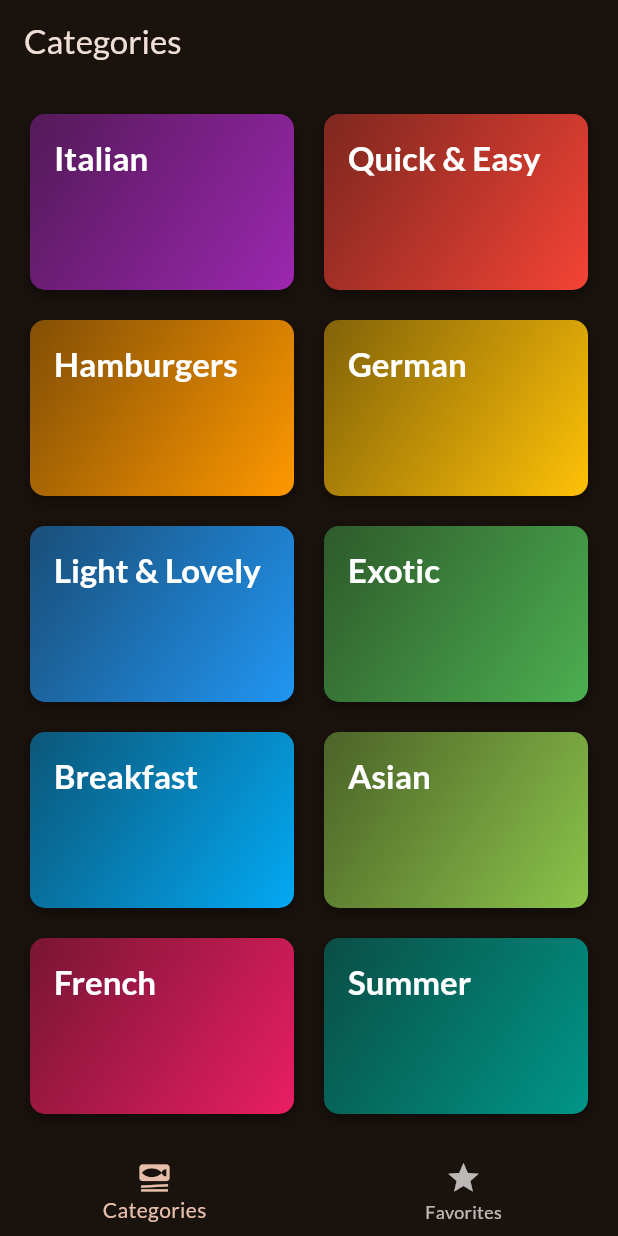
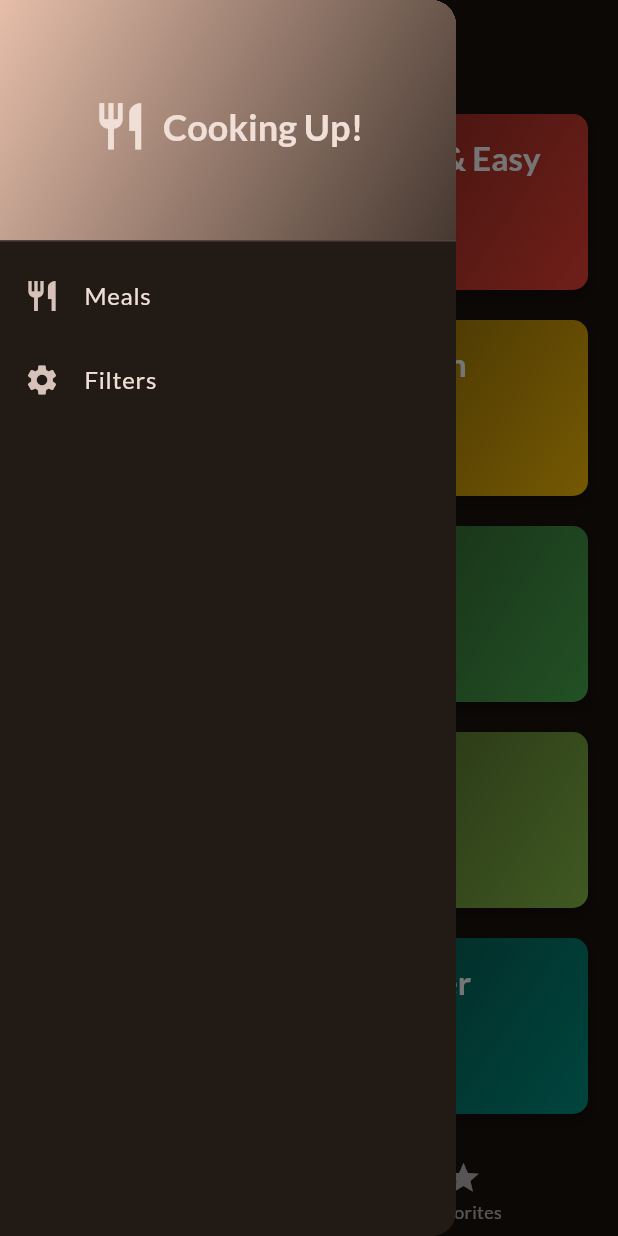
Before and after one commit to ranaahmed786/flutter_meals_app, a Flutter app: the screen it shows after launch, with the side drawer open (before the commit the screen has no drawer), on a phone screen of 412 x 824 dp. Run offline on Flutter 3.47's test engine with Material 3 defaults, Android fonts, the phone set to English and light mode, and no system bars; our stand-ins replace google_fonts, transparent_image.

Commit message:
Filter functionality added , the mobile app is not completed and tested for bugs ready to go

```diff
--- a/lib/data/categories_data.dart
+++ b/lib/data/categories_data.dart
@@ -138,11 +138,7 @@ const dummyMeals = [
   ),
   Meal(
     id: 'm5',
-    categories: [
-      'c2'
-          'c5',
-      'c10',
-    ],
+    categories: ['c2', 'c5', 'c10'],
     title: 'Salad with Smoked Salmon',
     affordability: Affordability.luxurious,
     complexity: Complexity.simple,
--- a/lib/screens/categories_screen.dart
+++ b/lib/screens/categories_screen.dart
@@ -1,17 +1,35 @@
 import 'package:flutter/material.dart';
 import 'package:flutter_meals_app/models/category.dart';
+import 'package:flutter_meals_app/screens/filters_screen.dart';
 import 'package:flutter_meals_app/widgets/category_card.dart';
 import 'package:flutter_meals_app/data/categories_data.dart';
 import 'package:flutter_meals_app/screens/meals_screen.dart';
 import 'package:flutter_meals_app/models/meals.dart';
 
 class CategoriesScreen extends StatelessWidget {
-  const CategoriesScreen({super.key, required this.onMealSelected});
+  const CategoriesScreen({
+    super.key,
+    required this.onMealSelected,
+    required this.filters,
+  });
   final void Function(Meal meal) onMealSelected;
+  final Map<Filter, bool> filters;
 
   void _onCategorySelected(BuildContext context, Category category) {
     final filteredList = dummyMeals.where((meal) {
-      return meal.categories.contains(category.id);
+      if (meal.categories.contains(category.id)) {
+        if (filters[Filter.glutenFree]! && !meal.isGlutenFree) {
+          return false;
+        } else if (filters[Filter.lactoseFree]! && !meal.isLactoseFree) {
+          return false;
+        } else if (filters[Filter.vegetarian]! && !meal.isVegetarian) {
+          return false;
+        } else if (filters[Filter.vegan]! && !meal.isVegan) {
+          return false;
+        }
+        return true;
+      }
+      return false;
     }).toList();
     Navigator.push(
       context,
--- /dev/null
+++ b/lib/screens/filters_screen.dart
@@ -0,0 +1,96 @@
+import 'package:flutter/material.dart';
+
+enum Filter { glutenFree, lactoseFree, vegetarian, vegan }
+
+class FiltersScreen extends StatefulWidget {
+  const FiltersScreen({super.key, this.currentFilters});
+  final Map<Filter, bool>? currentFilters;
+
+  @override
+  State<FiltersScreen> createState() => _FiltersScreenState();
+}
+
+class _FiltersScreenState extends State<FiltersScreen> {
+  Map<Filter, bool> filters = {
+    Filter.glutenFree: false,
+    Filter.lactoseFree: false,
+    Filter.vegetarian: false,
+    Filter.vegan: false,
+  };
+
+  @override
+  void initState() {
+    super.initState();
+    filters =
+        widget.currentFilters ??
+        {
+          Filter.glutenFree: false,
+          Filter.lactoseFree: false,
+          Filter.vegetarian: false,
+          Filter.vegan: false,
+        };
+  }
+
+  @override
+  Widget build(BuildContext context) {
+    return Scaffold(
+      appBar: AppBar(title: Text('Your Filters')),
+      body: PopScope(
+        canPop: false,
+        onPopInvokedWithResult: (bool didPop, dynamic result) {
+          if (didPop) return;
+          Navigator.of(context).pop({
+            Filter.glutenFree: filters[Filter.glutenFree]!,
+            Filter.lactoseFree: filters[Filter.lactoseFree]!,
+            Filter.vegetarian: filters[Filter.vegetarian]!,
+            Filter.vegan: filters[Filter.vegan]!,
+          });
+        },
+        child: Column(
+          children: [
+            SwitchListTile(
+              value: filters[Filter.glutenFree]!,
+              onChanged: (newValue) {
+                setState(() {
+                  filters[Filter.glutenFree] = newValue;
+                });
+              },
+              title: Text('Gluten-Free'),
+              subtitle: Text('Only include gluten-free meals.'),
+            ),
+            SwitchListTile(
+              value: filters[Filter.lactoseFree]!,
+              onChanged: (newValue) {
+                setState(() {
+                  filters[Filter.lactoseFree] = newValue;
+                });
+              },
+              title: Text('Lactose-Free'),
+              subtitle: Text('Only include lactose-free meals.'),
+            ),
+            SwitchListTile(
+              value: filters[Filter.vegetarian]!,
+              onChanged: (newValue) {
+                setState(() {
+                  filters[Filter.vegetarian] = newValue;
+                });
+              },
+              title: Text('Vegetarian'),
+              subtitle: Text('Only include vegetarian meals.'),
+            ),
+            SwitchListTile(
+              value: filters[Filter.vegan]!,
+              onChanged: (newValue) {
+                setState(() {
+                  filters[Filter.vegan] = newValue;
+                });
+              },
+              title: Text('Vegan'),
+              subtitle: Text('Only include vegan meals.'),
+            ),
+          ],
+        ),
+      ),
+    );
+  }
+}
--- a/lib/screens/tapbar_screen.dart
+++ b/lib/screens/tapbar_screen.dart
@@ -2,6 +2,8 @@ import 'package:flutter/material.dart';
 import 'package:flutter_meals_app/models/meals.dart';
 import 'package:flutter_meals_app/screens/categories_screen.dart';
 import 'package:flutter_meals_app/screens/meals_screen.dart';
+import 'package:flutter_meals_app/widgets/mainDrawer/main_drawer.dart';
+import 'package:flutter_meals_app/screens/filters_screen.dart';
 
 class TapbarScreen extends StatefulWidget {
   const TapbarScreen({super.key});
@@ -14,6 +16,12 @@ class _TapbarScreenState extends State<TapbarScreen> {
   List<Meal> favoriteMeals = [];
   int _selectedIndex = 0;
   String _defaultScreenTitle = 'Categories';
+  Map<Filter, bool> setFilters = {
+    Filter.glutenFree: false,
+    Filter.lactoseFree: false,
+    Filter.vegetarian: false,
+    Filter.vegan: false,
+  };
 
   void _showSnackBar(String message) {
     ScaffoldMessenger.of(context).clearSnackBars();
@@ -39,6 +47,7 @@ class _TapbarScreenState extends State<TapbarScreen> {
         onMealSelected: (meal) {
           toggleFavourites(meal);
         },
+        filters: setFilters,
       );
     } else {
       return MealsScreen(
@@ -47,6 +56,23 @@ class _TapbarScreenState extends State<TapbarScreen> {
           toggleFavourites(meal);
         },
       );
+    }
+  }
+
+  void _drawerNavigation(String routeName) async {
+    Navigator.of(context).pop(); // Close the drawer
+    if (routeName == 'filters') {
+      final result = await Navigator.push<Map<Filter, bool>>(
+        context,
+        MaterialPageRoute(
+          builder: (context) => FiltersScreen(currentFilters: setFilters),
+        ),
+      );
+      if (result != null) {
+        setState(() {
+          setFilters = result;
+        });
+      }
     }
   }
 
@@ -69,6 +95,7 @@ class _TapbarScreenState extends State<TapbarScreen> {
     return Scaffold(
       appBar: AppBar(title: Text(_defaultScreenTitle)),
       body: _getSelectedScreen(),
+      drawer: MainDrawer(onSelectRoute: _drawerNavigation),
       bottomNavigationBar: BottomNavigationBar(
         currentIndex: _selectedIndex,
         items: const [
--- /dev/null
+++ b/lib/widgets/mainDrawer/drawer_item.dart
@@ -0,0 +1,19 @@
+import 'package:flutter/material.dart';
+
+class DrawerItem extends StatelessWidget {
+  final String title;
+  final IconData icon;
+  final VoidCallback onTap;
+
+  const DrawerItem({
+    super.key,
+    required this.title,
+    required this.icon,
+    required this.onTap,
+  });
+
+  @override
+  Widget build(BuildContext context) {
+    return ListTile(leading: Icon(icon), title: Text(title), onTap: onTap);
+  }
+}
--- /dev/null
+++ b/lib/widgets/mainDrawer/main_drawer.dart
@@ -0,0 +1,61 @@
+import 'package:flutter/material.dart';
+import 'package:flutter_meals_app/widgets/mainDrawer/drawer_item.dart';
+
+class MainDrawer extends StatelessWidget {
+  const MainDrawer({super.key, required this.onSelectRoute});
+  final void Function(String routeName) onSelectRoute;
+  @override
+  Widget build(BuildContext context) {
+    return Drawer(
+      child: Column(
+        children: [
+          DrawerHeader(
+            decoration: BoxDecoration(
+              gradient: LinearGradient(
+                colors: [
+                  Theme.of(context).colorScheme.secondary,
+                  Theme.of(context).colorScheme.secondary.withAlpha(47),
+                ],
+                begin: Alignment.topLeft,
+                end: Alignment.bottomRight,
+              ),
+            ),
+            child: Row(
+              mainAxisAlignment: MainAxisAlignment.center,
+              children: [
+                Icon(
+                  Icons.restaurant,
+                  size: 37,
+                  color: Theme.of(context).colorScheme.onSurface,
+                ),
+                SizedBox(width: 10),
+                Text(
+                  'Cooking Up!',
+                  style: Theme.of(context).textTheme.titleLarge!.copyWith(
+                    color: Theme.of(context).colorScheme.onSurface,
+                    fontSize: 24,
+                    fontWeight: FontWeight.bold,
+                  ),
+                ),
+              ],
+            ),
+          ),
+          DrawerItem(
+            title: 'Meals',
+            icon: Icons.restaurant,
+            onTap: () {
+              onSelectRoute('meals');
+            },
+          ),
+          DrawerItem(
+            title: 'Filters',
+            icon: Icons.settings,
+            onTap: () {
+              onSelectRoute('filters');
+            },
+          ),
+        ],
+      ),
+    );
+  }
+}
```
